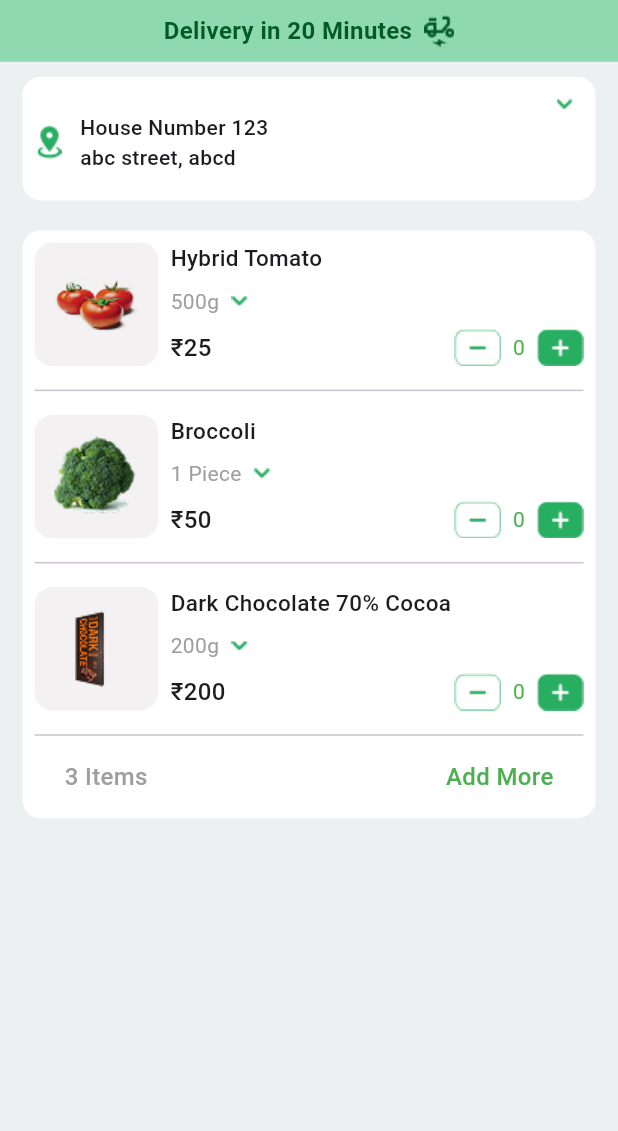
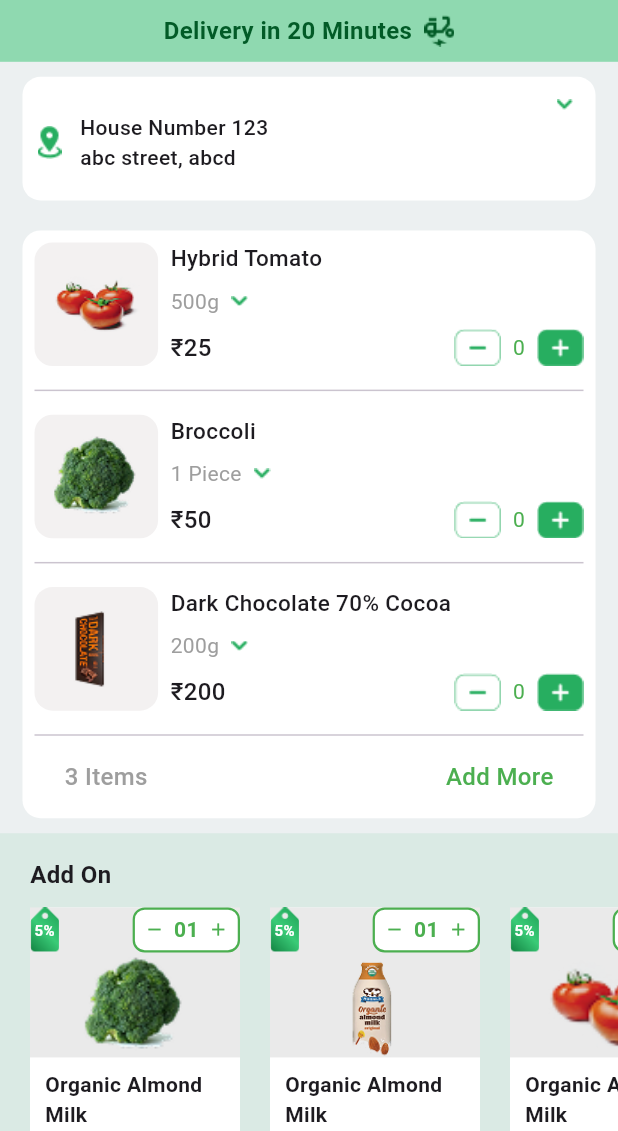
Before and after one commit to pokaktechnologies/supermarket-cust-fe, a Flutter app: the CartPage screen opened directly, on a phone screen of 412 x 824 dp, the part 105-1236 px from its top. Run offline on Flutter 3.47's test engine with Material 3 defaults, Android fonts, the phone set to English and light mode, and no system bars; our stand-ins replace carousel_slider.

Commit message:
add on section completed

```diff
--- a/lib/core/themes/app_colors.dart
+++ b/lib/core/themes/app_colors.dart
@@ -17,6 +17,7 @@ class AppColors {
   static const green = Colors.green;
   static const lightGreen = Color(0xFF8FD9B0);
   static const darkGreen = Color(0xFF025B27);
+  static const Color mintGreenTransparent = Color(0x1727AE60);
   static const orange = Colors.orange;
   static const Color cloudGrey = Color(0xFFECF0F1);
 
--- /dev/null
+++ b/lib/views/cart/add_on.dart
@@ -0,0 +1,274 @@
+import 'package:flutter/material.dart';
+import 'package:supermarket_customer_fe/core/themes/app_assets.dart';
+import 'package:supermarket_customer_fe/core/themes/app_colors.dart';
+import 'package:supermarket_customer_fe/core/utils/navigations.dart';
+import 'package:supermarket_customer_fe/views/product/product_page.dart';
+
+class AddOnContainer extends StatelessWidget {
+  const AddOnContainer({super.key});
+
+  @override
+  Widget build(BuildContext context) {
+    var size = MediaQuery.of(context).size;
+    var height = size.height;
+    // var width = size.width;
+    return SingleChildScrollView(
+      child: Container(
+        color: AppColors.mintGreenTransparent,
+        child: Column(
+          crossAxisAlignment: CrossAxisAlignment.start,
+          children: [
+            SizedBox(height: height * 0.02),
+            Padding(
+              padding: const EdgeInsets.only(left: 20),
+              child: Text(
+                "Add On",
+                style: TextStyle(fontWeight: FontWeight.w600, fontSize: 16),
+              ),
+            ),
+
+            const SizedBox(height: 10),
+
+            Padding(
+              padding: const EdgeInsets.only(left: 20),
+              child: SizedBox(
+                height: 200,
+                child: ListView(
+                  scrollDirection: Axis.horizontal,
+                  children: const [
+                    SingleProduct(img: AppAssets.cartItemTwo),
+                    SizedBox(width: 10),
+                    SingleProduct(img: AppAssets.recoImge),
+                    SizedBox(width: 10),
+                    SingleProduct(img: AppAssets.cartItemOne),
+                  ],
+                ),
+              ),
+            ),
+            const SizedBox(height: 30),
+          ],
+        ),
+      ),
+    );
+  }
+}
+
+class SingleProduct extends StatefulWidget {
+  final String img;
+  const SingleProduct({super.key, required this.img});
+
+  @override
+  State<SingleProduct> createState() => _SingleProductState();
+}
+
+class _SingleProductState extends State<SingleProduct> {
+  int quantity = 1;
+
+  void incrementQuantity() {
+    setState(() {
+      quantity++;
+    });
+  }
+
+  void decrementQuantity() {
+    if (quantity > 1) {
+      setState(() {
+        quantity--;
+      });
+    }
+  }
+
+  @override
+  Widget build(BuildContext context) {
+    return InkWell(
+      onTap: () {
+        pushNavigation(context, ProductPage());
+      },
+      child: SizedBox(
+        width: 150,
+        child: Container(
+          margin: const EdgeInsets.only(right: 10),
+          decoration: BoxDecoration(
+            borderRadius: BorderRadius.circular(12),
+            color: Colors.white,
+          ),
+          child: Column(
+            crossAxisAlignment: CrossAxisAlignment.start,
+            children: [
+              Container(
+                decoration: const BoxDecoration(color: Color(0xFFEAEAEA)),
+                child: Column(
+                  children: [
+                    Row(
+                      mainAxisAlignment: MainAxisAlignment.spaceBetween,
+                      children: [
+                        Stack(
+                          alignment: Alignment.center,
+                          children: [
+                            Image.asset(
+                              AppAssets.percentageIg,
+                              height: 30,
+                              fit: BoxFit.contain,
+                            ),
+                            const Text(
+                              '5%',
+                              style: TextStyle(
+                                fontSize: 10,
+                                color: Colors.white,
+                                fontWeight: FontWeight.bold,
+                              ),
+                            ),
+                          ],
+                        ),
+                        quantity == 0
+                            ? GestureDetector(
+                              onTap: incrementQuantity,
+                              child: Container(
+                                height: 30,
+                                width: 30,
+                                decoration: BoxDecoration(
+                                  color: Colors.white,
+                                  border: Border.all(
+                                    color: Colors.green,
+                                    width: 1.5,
+                                  ),
+                                  borderRadius: BorderRadius.circular(8),
+                                ),
+                                child: const Center(
+                                  child: Icon(
+                                    Icons.add,
+                                    size: 16,
+                                    color: Colors.green,
+                                  ),
+                                ),
+                              ),
+                            )
+                            : Container(
+                              height: 30,
+                              decoration: BoxDecoration(
+                                color: Colors.white,
+                                borderRadius: BorderRadius.circular(8),
+                                border: Border.all(
+                                  color: Colors.green,
+                                  width: 1.5,
+                                ),
+                              ),
+                              child: Row(
+                                children: [
+                                  GestureDetector(
+                                    onTap: decrementQuantity,
+                                    child: const Padding(
+                                      padding: EdgeInsets.symmetric(
+                                        horizontal: 6,
+                                      ),
+                                      child: Icon(
+                                        Icons.remove,
+                                        size: 14,
+                                        color: Colors.green,
+                                      ),
+                                    ),
+                                  ),
+                                  Text(
+                                    quantity.toString().padLeft(2, '0'),
+                                    style: const TextStyle(
+                                      fontWeight: FontWeight.bold,
+                                      fontSize: 14,
+                                      color: Colors.green,
+                                    ),
+                                  ),
+                                  GestureDetector(
+                                    onTap: incrementQuantity,
+                                    child: const Padding(
+                                      padding: EdgeInsets.symmetric(
+                                        horizontal: 6,
+                                      ),
+                                      child: Icon(
+                                        Icons.add,
+                                        size: 14,
+                                        color: Colors.green,
+                                      ),
+                                    ),
+                                  ),
+                                ],
+                              ),
+                            ),
+                      ],
+                    ),
+                    Center(
+                      child: Image.asset(
+                        widget.img,
+                        height: 70,
+                        fit: BoxFit.contain,
+                      ),
+                    ),
+                  ],
+                ),
+              ),
+
+              Padding(
+                padding: const EdgeInsets.symmetric(
+                  horizontal: 10,
+                  vertical: 8,
+                ),
+                child: Column(
+                  crossAxisAlignment: CrossAxisAlignment.start,
+                  children: [
+                    const Text(
+                      "Organic Almond Milk",
+                      style: TextStyle(fontWeight: FontWeight.w600),
+                      maxLines: 2,
+                      overflow: TextOverflow.ellipsis,
+                    ),
+                    Row(
+                      mainAxisAlignment: MainAxisAlignment.spaceBetween,
+                      children: const [
+                        Row(
+                          children: [
+                            Text(
+                              "200g",
+                              style: TextStyle(
+                                color: Colors.grey,
+                                fontSize: 12,
+                              ),
+                            ),
+                            SizedBox(width: 4),
+                            Icon(
+                              Icons.keyboard_arrow_down,
+                              size: 20,
+                              color: Colors.green,
+                            ),
+                          ],
+                        ),
+                        Column(
+                          crossAxisAlignment: CrossAxisAlignment.end,
+                          children: [
+                            Text(
+                              "₹200",
+                              style: TextStyle(
+                                fontSize: 12,
+                                decoration: TextDecoration.lineThrough,
+                                color: Colors.grey,
+                              ),
+                            ),
+                            SizedBox(height: 2),
+                            Text(
+                              "₹180",
+                              style: TextStyle(
+                                fontSize: 14,
+                                fontWeight: FontWeight.bold,
+                              ),
+                            ),
+                          ],
+                        ),
+                      ],
+                    ),
+                  ],
+                ),
+              ),
+            ],
+          ),
+        ),
+      ),
+    );
+  }
+}
--- a/lib/views/cart/cart_page.dart
+++ b/lib/views/cart/cart_page.dart
@@ -4,6 +4,7 @@ import 'package:supermarket_customer_fe/core/themes/app_assets.dart';
 import 'package:supermarket_customer_fe/core/themes/app_colors.dart';
 import 'package:supermarket_customer_fe/core/utils/navigations.dart';
 import 'package:supermarket_customer_fe/providers/cart_provider.dart';
+import 'package:supermarket_customer_fe/views/cart/add_on.dart';
 import 'package:supermarket_customer_fe/views/cart/address_tile.dart';
 import 'package:supermarket_customer_fe/views/cart/cart_items.dart';
 
@@ -71,6 +72,8 @@ class _CartPageState extends State<CartPage> {
               padding: const EdgeInsets.symmetric(horizontal: 15, vertical: 10),
               child: CartItems(),
             ),
+            AddOnContainer(),
+            SizedBox(height: 100,)
           ],
         ),
       ),
```
